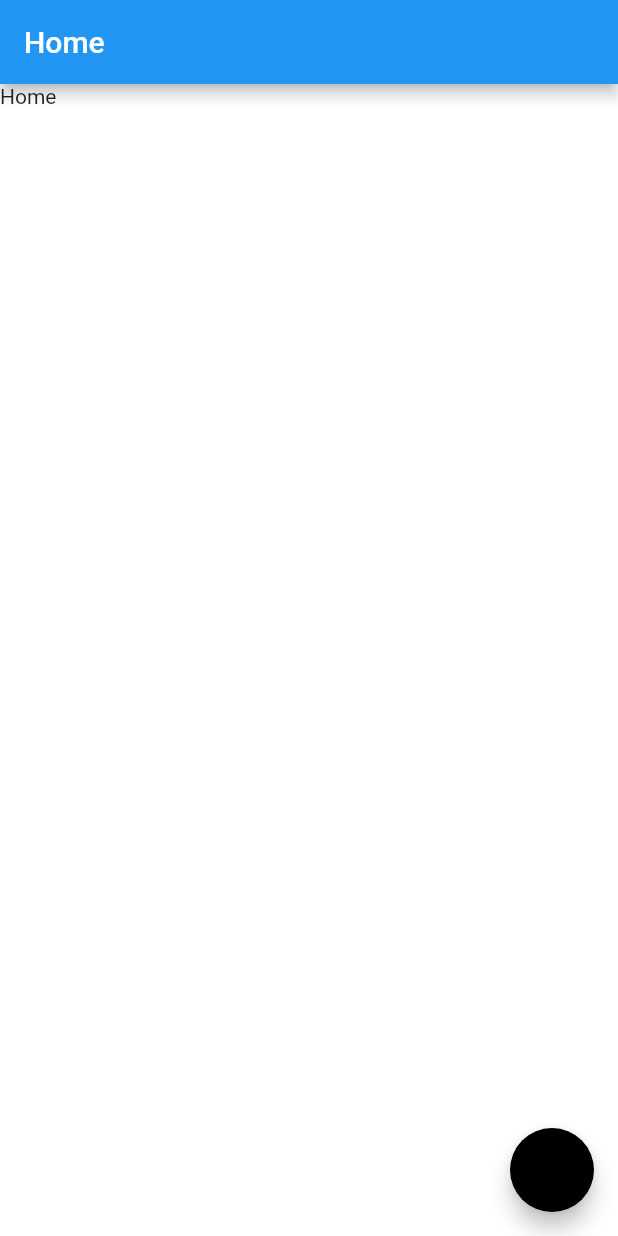
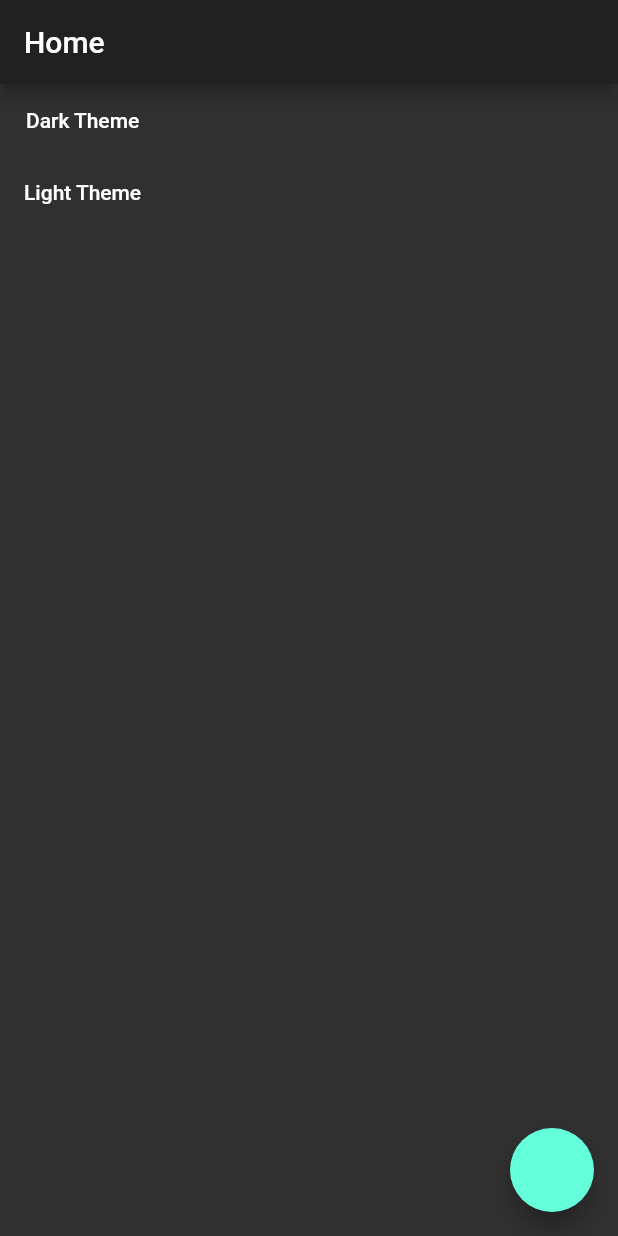
Before and after one commit to duythien0912/flutter_template_prodiver_i18n, a Flutter app: the screen it shows after launch, on a phone screen of 412 x 824 dp. Run offline on Flutter 3.47's test engine with Material 2 defaults, Android fonts, the light colour scheme and no system bars; missing offline and left inert: flutter_statusbarcolor.

Commit message:
[Thien] add theme_changer

```diff
--- a/lib/main.dart
+++ b/lib/main.dart
@@ -1,22 +1,11 @@
-import 'dart:async';
-import 'package:get_it/get_it.dart';
-
-import 'package:audio_app/generated/i18n.dart';
 import 'package:flutter/material.dart';
 import 'package:provider/provider.dart';
-import 'package:flutter_statusbarcolor/flutter_statusbarcolor.dart';
 
+import 'generated/i18n.dart';
 import 'provider/main_prodiver.dart';
-
-GetIt locator = GetIt();
-
-void setupLocator() {
-  locator.registerSingleton(ThemeManager());
-}
+import 'provider/theme_changer.dart';
 
 void main() {
-  setupLocator();
-
   return runApp(
     MyApp(),
   );
@@ -25,19 +14,28 @@ void main() {
 class MyApp extends StatelessWidget {
   @override
   Widget build(BuildContext context) {
-    final i18n = I18n.delegate;
-
     return MultiProvider(
       providers: [
         ChangeNotifierProvider(
           builder: (_) => MainProvider(),
         ),
-        Provider.value(value: ThemeManager()),
-        StreamProvider<ThemeData>(
-            builder: (context) =>
-                Provider.of<ThemeManager>(context, listen: false).theme)
+        ChangeNotifierProvider(
+          builder: (_) => ThemeChanger(
+                ThemeData.dark(),
+              ),
+        ),
       ],
-      child: Consumer<ThemeData>(builder: (context, theme, child) {
+      child: MaterialAppWithTheme(),
+    );
+  }
+}
+
+class MaterialAppWithTheme extends StatelessWidget {
+  @override
+  Widget build(BuildContext context) {
+    final theme = Provider.of<ThemeChanger>(context);
+    final i18n = I18n.delegate;
+
     return MaterialApp(
       localizationsDelegates: [
         i18n,
@@ -46,12 +44,9 @@ class MyApp extends StatelessWidget {
       localeResolutionCallback: i18n.resolution(
         fallback: new Locale("en", "US"),
       ),
-          title: 'Flutter Demo',
-          theme: theme,
       home: HomeScreen(),
+      theme: theme.getTheme(),
       debugShowCheckedModeBanner: false,
-        );
-      }),
     );
   }
 }
@@ -67,95 +62,37 @@ class _HomeScreenState extends State<HomeScreen> {
   @override
   Widget build(BuildContext context) {
     String _home = I18n.of(context).home;
-    ThemeManager themeM = Provider.of<ThemeManager>(context);
-    if (themeM._currentTheme == 0) themeM.changeTheme();
+    ThemeChanger _themeChanger = Provider.of<ThemeChanger>(context);
 
     return Scaffold(
-      backgroundColor: Theme.of(context).backgroundColor,
       appBar: AppBar(
         title: Text(
           _home,
         ),
       ),
+      floatingActionButton: FloatingActionButton(
+        onPressed: () {},
+      ),
       body: Container(
-        child: Text(
-          _home,
+        child: Column(
+          children: <Widget>[
+            FlatButton(
+                child: Text('Dark Theme'),
+                onPressed: () {
+                  _themeChanger.setTheme(
+                    ThemeData.dark(),
+                  );
+                }),
+            FlatButton(
+                child: Text('Light Theme'),
+                onPressed: () {
+                  _themeChanger.setTheme(
+                    ThemeData.light(),
+                  );
+                }),
+          ],
         ),
-      ),
-      floatingActionButton: FloatingActionButton(
-        onPressed: () {
-          Provider.of<ThemeManager>(context).changeTheme();
-        },
       ),
     );
   }
 }
-
-class ThemeManager {
-  StreamController<ThemeData> _themeController = StreamController<ThemeData>();
-  List<ThemeData> _availableThemes = [
-    ThemeData(
-      backgroundColor: Colors.black,
-      accentColor: Colors.white,
-      // appBarTheme: AppBarTheme(
-      //   color: Colors.white,
-      //   textTheme: TextTheme(
-      //     title: TextStyle(
-      //       color: Colors.black,
-      //       fontSize: 16,
-      //       fontWeight: FontWeight.bold,
-      //     ),
-      //   ),
-      // ),
-      // textTheme: TextTheme(
-      //   title: TextStyle(
-      //     color: Colors.white,
-      //   ),
-
-      // ),
-    ),
-    ThemeData(
-      backgroundColor: Colors.white,
-      accentColor: Colors.black,
-      // appBarTheme: AppBarTheme(
-      //   color: Colors.black,
-      // ),
-      // textTheme: TextTheme(
-      //   title: TextStyle(
-      //     color: Colors.black,
-      //   ),
-      // ),
-    ),
-    // ThemeData(backgroundColor: Colors.purple, accentColor: Colors.pink),
-    // ThemeData(backgroundColor: Colors.blue, accentColor: Colors.red),
-  ];
-  Stream<ThemeData> get theme => _themeController.stream;
-  int _currentTheme = 0;
-
-  Future changeTheme() async {
-    _currentTheme++;
-    if (_currentTheme >= _availableThemes.length) {
-      _currentTheme = 0;
-    }
-
-    // Get the theme to apply
-    var themeToApply = _availableThemes[_currentTheme];
-    Future _updateStatusBarColor(ThemeData themeToApply) async {
-      // Set status bar color
-      await FlutterStatusbarcolor.setStatusBarColor(
-          themeToApply.backgroundColor);
-
-      // Check the constrast between the colors and set the status bar icons colors to white or dark
-      if (useWhiteForeground(themeToApply.backgroundColor)) {
-        FlutterStatusbarcolor.setStatusBarWhiteForeground(true);
-      } else {
-        FlutterStatusbarcolor.setStatusBarWhiteForeground(false);
-      }
-    }
-
-    // Update status bar color
-    await _updateStatusBarColor(themeToApply);
-    // Broadcast new theme
-    _themeController.add(themeToApply);
-  }
-}
--- /dev/null
+++ b/lib/provider/theme_changer.dart
@@ -0,0 +1,41 @@
+import 'package:flutter/material.dart';
+import 'package:flutter_statusbarcolor/flutter_statusbarcolor.dart';
+
+class ThemeChanger with ChangeNotifier {
+  ThemeChanger(this._themeData);
+
+  ThemeData _themeData;
+
+  getTheme() {
+    _updateBar(_themeData);
+    return _themeData;
+  }
+
+  setTheme(ThemeData theme) {
+    _themeData = theme;
+    _updateBar(_themeData);
+
+    notifyListeners();
+  }
+}
+
+_updateBar(ThemeData _themeData) {
+  if (_themeData == ThemeData.dark()) {
+    _updateStatusBarColor(_themeData.primaryColor);
+  }
+  if (_themeData == ThemeData.light()) {
+    _updateStatusBarColor(_themeData.primaryColor);
+  }
+}
+
+Future _updateStatusBarColor(Color backgroundColor) async {
+  // Set status bar color
+  await FlutterStatusbarcolor.setStatusBarColor(backgroundColor);
+
+  // Check the constrast between the colors and set the status bar icons colors to white or dark
+  if (useWhiteForeground(backgroundColor)) {
+    FlutterStatusbarcolor.setStatusBarWhiteForeground(true);
+  } else {
+    FlutterStatusbarcolor.setStatusBarWhiteForeground(false);
+  }
+}
```
Lines whose indentation alone changed are shown as unchanged.
